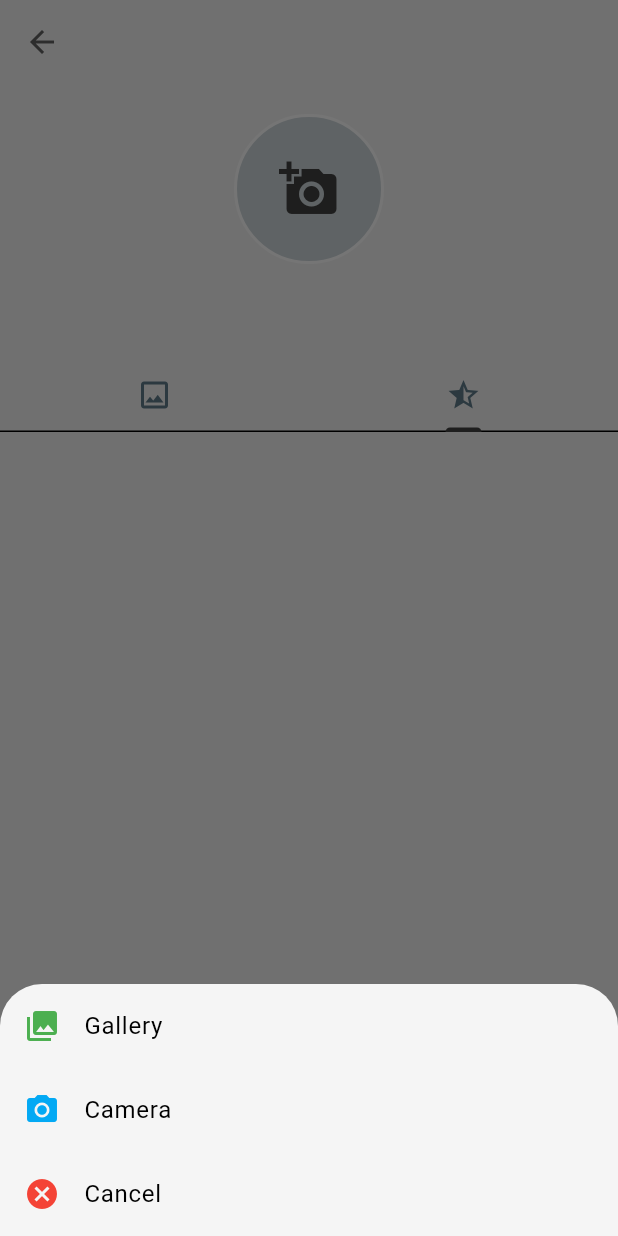
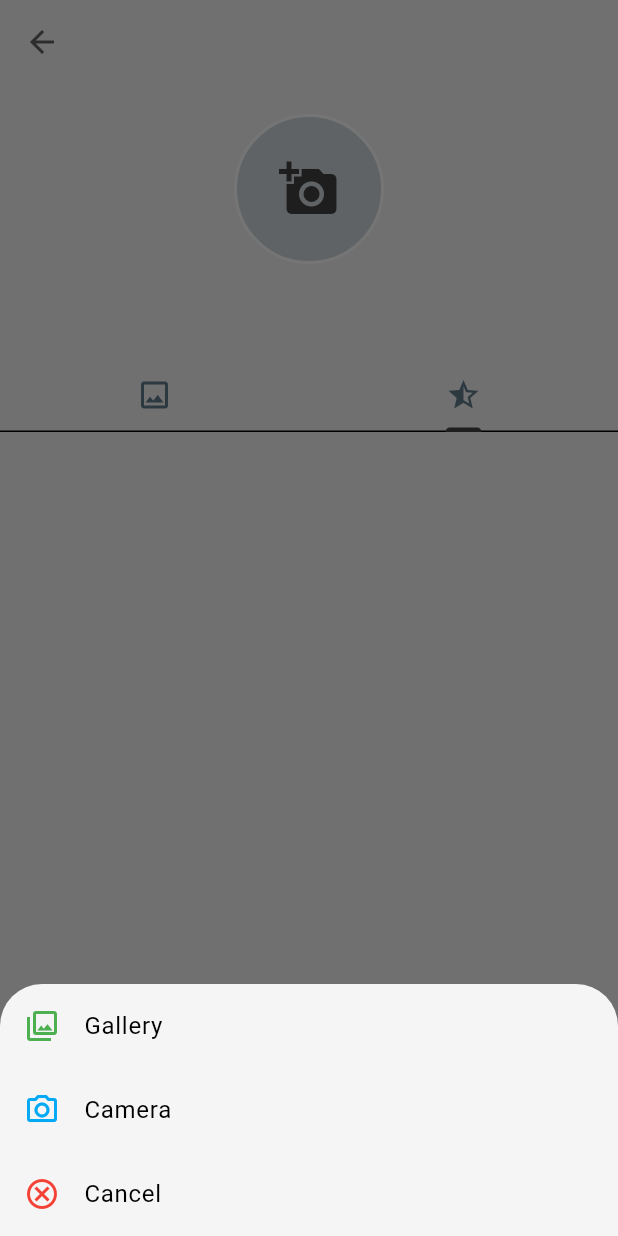
Before and after one commit to Delos-343/Chat-is-this-Real, a Flutter app: the ProfilePage screen opened directly, tab 2 chosen, after a tap on the "add a photo" icon, on a phone screen of 412 x 824 dp. Run offline on Flutter 3.47's test engine with Material 3 defaults, Android fonts, the phone set to English and light mode, and no system bars; our stand-ins replace cloud_firestore, firebase_auth, firebase_core, firebase_storage, image_picker; accounts and stored records are empty; network calls fail.

Commit message:
Changed popup icons for consistency in design

```diff
--- a/lib/pages/profle_page.dart
+++ b/lib/pages/profle_page.dart
@@ -143,7 +143,7 @@ class _ProfilePageState extends State<ProfilePage> {
                                     children: <Widget>[
                                       ListTile(
                                         leading: const Icon(
-                                          Icons.photo_library,
+                                          Icons.photo_library_outlined,
                                           color: Colors.green,
                                         ),
                                         title: const Text('Gallery'),
@@ -154,7 +154,7 @@ class _ProfilePageState extends State<ProfilePage> {
                                       ),
                                       ListTile(
                                         leading: const Icon(
-                                          Icons.camera_alt,
+                                          Icons.camera_alt_outlined,
                                           color: Colors.lightBlue,
                                         ),
                                         title: const Text('Camera'),
@@ -165,7 +165,7 @@ class _ProfilePageState extends State<ProfilePage> {
                                       ),
                                       ListTile(
                                         leading: const Icon(
-                                          Icons.cancel,
+                                          Icons.cancel_outlined,
                                           color: Colors.red,
                                         ),
                                         title: const Text('Cancel'),
@@ -176,7 +176,7 @@ class _ProfilePageState extends State<ProfilePage> {
                                       if (_imageUrl != null)
                                         ListTile(
                                           leading: const Icon(
-                                            Icons.delete,
+                                            Icons.delete_outline,
                                             color: Colors.grey,
                                           ),
                                           title: const Text(
```
